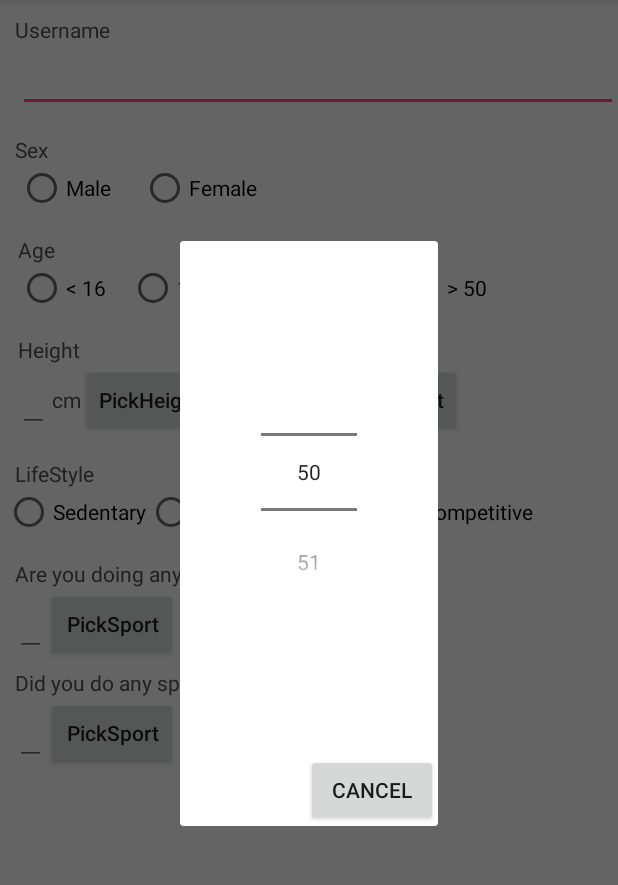
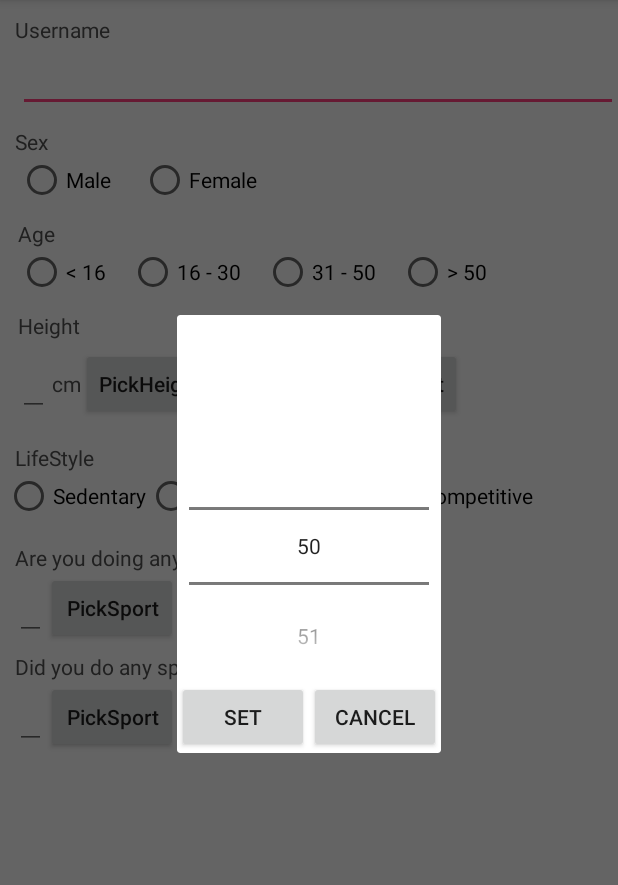
Before and after one commit to zaraki123/NewProject, an Android app: the UserProfile screen opened directly, with no data from a screen before it, after a tap on "PickHeight", on a phone screen of 412 x 824 dp, the part 84-969 px from its top. Run offline under Robolectric (Android 15) with nearby library versions, the phone set to English and light mode, and no system bars.

Commit message:
Dati anagrafici e anamensi iniziale completi, con grafica base

```diff
--- a/app/src/main/res/layout/dialog.xml
+++ b/app/src/main/res/layout/dialog.xml
@@ -1,34 +1,36 @@
 <?xml version="1.0" encoding="utf-8"?>
-<RelativeLayout xmlns:android="http://schemas.android.com/apk/res/android"
+<LinearLayout xmlns:android="http://schemas.android.com/apk/res/android"
     android:layout_width="fill_parent"
-    android:layout_height="fill_parent" >
+    android:layout_height="fill_parent"
+    android:gravity="center_horizontal"
+    android:orientation="vertical">
 
     <NumberPicker
         android:id="@+id/numberPicker1"
-        android:layout_width="wrap_content"
+        android:layout_width="160dp"
         android:layout_height="wrap_content"
         android:layout_alignParentTop="true"
         android:layout_centerHorizontal="true"
         android:layout_marginTop="64dp" />
 
-    <Button
-        android:id="@+id/cancel"
+    <LinearLayout
         android:layout_width="wrap_content"
         android:layout_height="wrap_content"
-        android:layout_below="@+id/numberPicker1"
-        android:layout_marginLeft="20dp"
-        android:layout_marginTop="98dp"
-        android:layout_toRightOf="@+id/numberPicker1"
-        android:text="Cancel" />
+        android:orientation="horizontal">
 
-    <Button
-        android:id="@+id/set"
-        android:layout_width="wrap_content"
-        android:layout_height="wrap_content"
-        android:layout_alignBaseline="@+id/cancel"
-        android:layout_alignBottom="@+id/cancel"
-        android:layout_marginRight="16dp"
-        android:layout_toLeftOf="@+id/numberPicker1"
-        android:text="Set" />
+        <Button
+            android:id="@+id/set"
+            android:layout_width="wrap_content"
+            android:layout_height="wrap_content"
+            android:text="Set" />
 
-</RelativeLayout>
+        <Button
+            android:id="@+id/cancel"
+            android:layout_width="wrap_content"
+            android:layout_height="wrap_content"
+            android:text="Cancel" />
+
+
+    </LinearLayout>
+
+</LinearLayout>
--- a/app/src/main/res/layout/user_profile.xml
+++ b/app/src/main/res/layout/user_profile.xml
@@ -25,7 +25,7 @@
         android:layout_width="wrap_content"
         android:layout_height="wrap_content"
         android:layout_marginLeft="10dp"
-        android:layout_marginTop="15dp"
+        android:layout_marginTop="10dp"
         android:text="Sex"
         android:textAppearance="?android:attr/textAppearanceSmall"
         android:textColor="@color/darkGray" />
@@ -57,7 +57,7 @@
         android:layout_width="wrap_content"
         android:layout_height="wrap_content"
         android:layout_marginLeft="12dp"
-        android:layout_marginTop="15dp"
+        android:layout_marginTop="10dp"
         android:text="Age"
         android:textAppearance="?android:attr/textAppearanceSmall"
         android:textColor="@color/darkGray" />
@@ -129,7 +129,7 @@
             android:layout_width="wrap_content"
             android:layout_height="wrap_content"
             android:layout_marginLeft="12dp"
-            android:layout_marginTop="15dp"
+            android:layout_marginTop="10dp"
             android:text="Height"
             android:textAppearance="?android:attr/textAppearanceSmall"
             android:textColor="@color/darkGray" />
@@ -203,7 +203,6 @@
         android:text="@string/lifestyle"
         android:textAppearance="?android:attr/textAppearanceSmall"
         android:textColor="@color/darkGray" />
-
 
     <RadioGroup
         android:layout_width="wrap_content"
```
